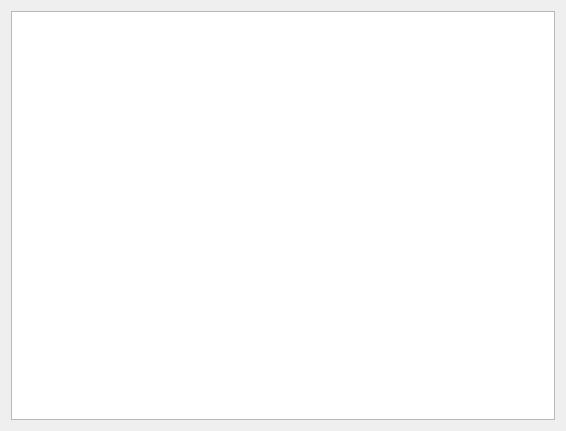
Before: the Qt Designer form GUI/encounterwidget.ui in jowin202/YaRHT, drawn with Qt 5.
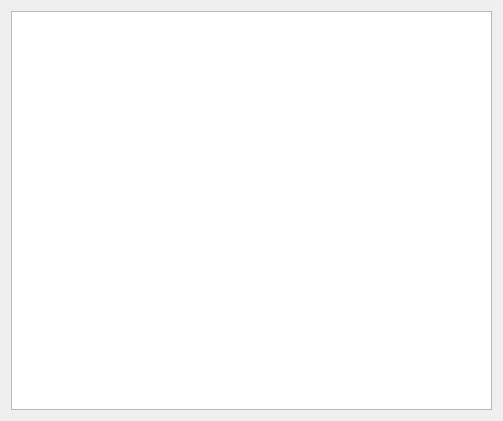
After: the same form once the commit is applied.

Patch:
```diff
--- a/GUI/encounterwidget.ui
+++ b/GUI/encounterwidget.ui
@@ -6,8 +6,8 @@
    <rect>
     <x>0</x>
     <y>0</y>
-    <width>566</width>
-    <height>431</height>
+    <width>503</width>
+    <height>421</height>
    </rect>
   </property>
   <property name="windowTitle">
```
